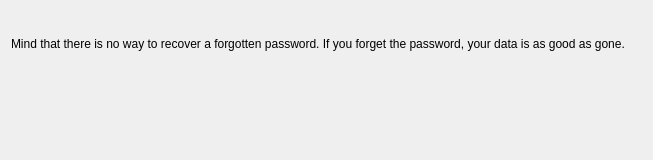
Above: kded/ui/passwordchooserwidget.ui from KDE/plasma-vault before the change. Below: the same form after it.
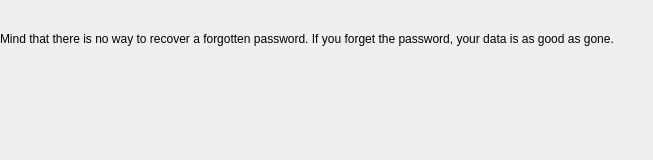
That is the form after the change. Custom widgets are drawn as their Qt base class.

```diff
--- a/kded/ui/passwordchooserwidget.ui
+++ b/kded/ui/passwordchooserwidget.ui
@@ -11,6 +11,18 @@
    </rect>
   </property>
   <layout class="QVBoxLayout" name="verticalLayout">
+   <property name="leftMargin">
+    <number>0</number>
+   </property>
+   <property name="topMargin">
+    <number>0</number>
+   </property>
+   <property name="rightMargin">
+    <number>0</number>
+   </property>
+   <property name="bottomMargin">
+    <number>0</number>
+   </property>
    <item>
     <widget class="QLabel" name="label">
      <property name="text">
```
